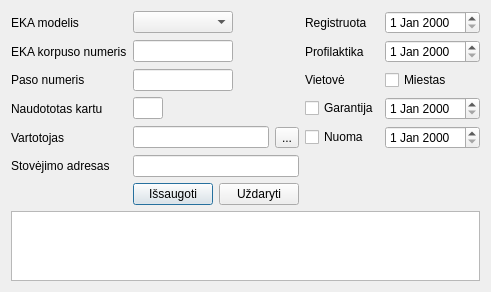
This is duombaze/naujaseka.ui in Tautvydas2019/Diplomas as Qt 5 draws it before an edit. The edited form follows.
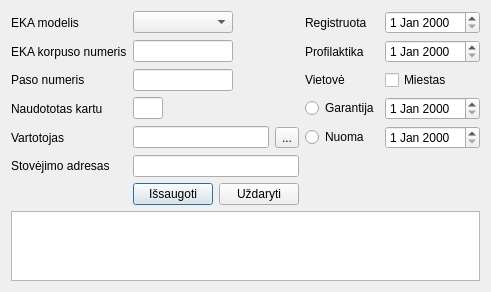
This is the edited form.

Commit message: fixed warranty and rent dates selection and data storing

Patch:
```diff
--- a/duombaze/naujaseka.ui
+++ b/duombaze/naujaseka.ui
@@ -114,13 +114,6 @@
        </property>
       </widget>
      </item>
-     <item row="3" column="3">
-      <widget class="QCheckBox" name="checkBox_gar">
-       <property name="text">
-        <string>Garantija</string>
-       </property>
-      </widget>
-     </item>
      <item row="3" column="4">
       <widget class="QDateEdit" name="dateEdit_gar"/>
      </item>
@@ -141,13 +134,6 @@
        </property>
       </widget>
      </item>
-     <item row="4" column="3">
-      <widget class="QCheckBox" name="checkBox_nuom">
-       <property name="text">
-        <string>Nuoma</string>
-       </property>
-      </widget>
-     </item>
      <item row="1" column="0">
       <widget class="QLabel" name="label_ekanr">
        <property name="text">
@@ -203,6 +189,20 @@
        </property>
       </spacer>
      </item>
+     <item row="3" column="3">
+      <widget class="QRadioButton" name="radioButton_gar">
+       <property name="text">
+        <string>Garantija</string>
+       </property>
+      </widget>
+     </item>
+     <item row="4" column="3">
+      <widget class="QRadioButton" name="radioButton_nuom">
+       <property name="text">
+        <string>Nuoma</string>
+       </property>
+      </widget>
+     </item>
     </layout>
    </item>
    <item>
```
The commit also changes 2 other files.
